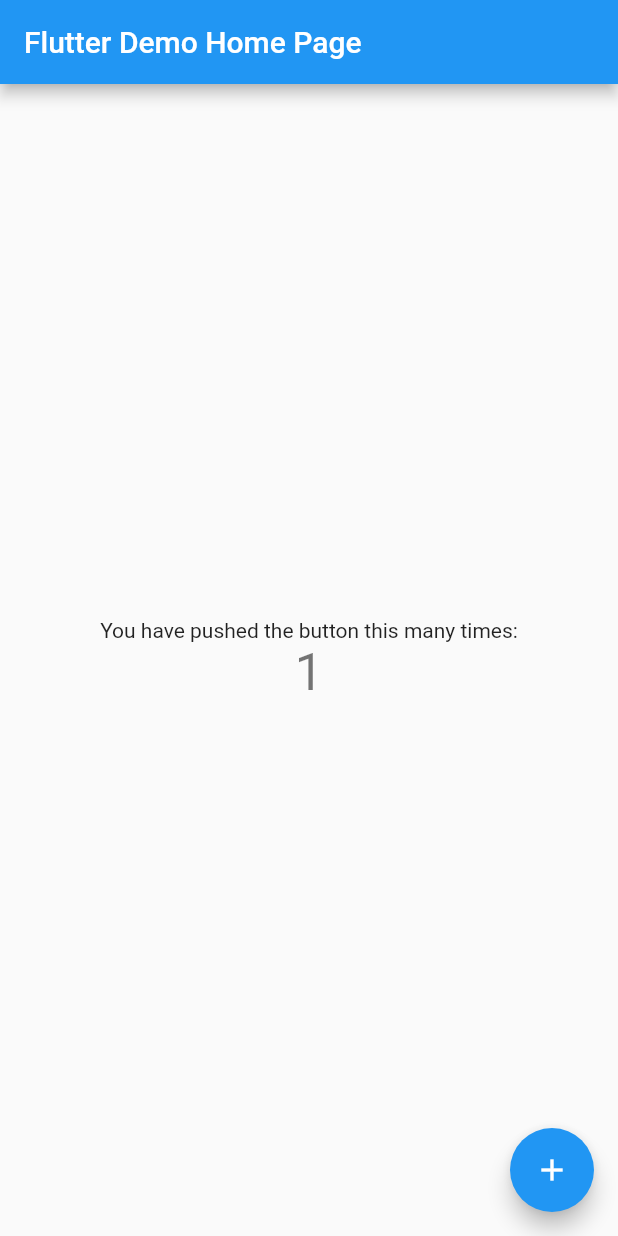
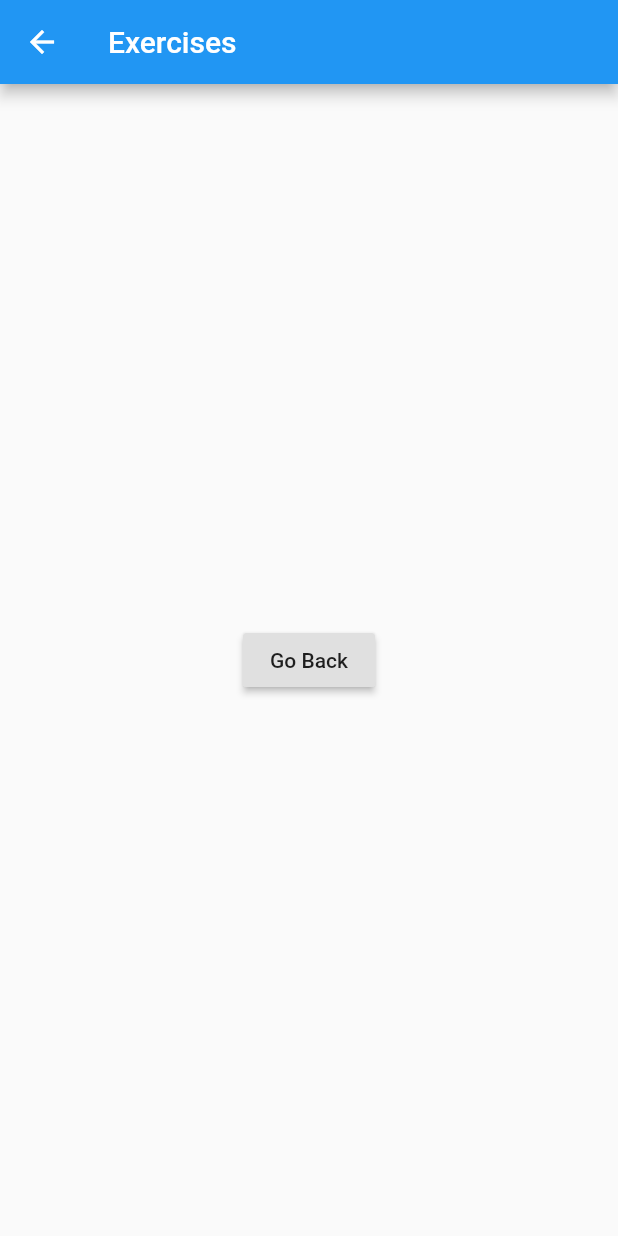
Before and after one commit to toby2g/doYouEvenLift, a Flutter app: the screen it shows after launch, after a tap on the "add" icon, on a phone screen of 412 x 824 dp. Run offline on Flutter 3.47's test engine with Material 2 defaults, Android fonts, the phone set to English and light mode, and no system bars.

Commit message:
Big Changes

```diff
--- a/lib/main.dart
+++ b/lib/main.dart
@@ -1,111 +1,52 @@
 import 'package:flutter/material.dart';
 
-void main() => runApp(MyApp());
+void main() {
+  runApp(MaterialApp(
+    title: 'Do you even lift?',
+    initialRoute: '/',
+    routes: {
+      '/': (context) => HomePage(),
+      '/entry': (context) => EntryPage(),
+    },
+  ));
+}
 
-class MyApp extends StatelessWidget {
-  // This widget is the root of your application.
+class HomePage extends StatelessWidget {
   @override
   Widget build(BuildContext context) {
-    return MaterialApp(
-      title: 'Flutter Demo',
-      theme: ThemeData(
-        // This is the theme of your application.
-        //
-        // Try running your application with "flutter run". You'll see the
-        // application has a blue toolbar. Then, without quitting the app, try
-        // changing the primarySwatch below to Colors.green and then invoke
-        // "hot reload" (press "r" in the console where you ran "flutter run",
-        // or simply save your changes to "hot reload" in a Flutter IDE).
-        // Notice that the counter didn't reset back to zero; the application
-        // is not restarted.
-        primarySwatch: Colors.blue,
+    return Scaffold(
+      appBar: AppBar(
+        title: Text('Do you even Lift?'),
       ),
-      home: MyHomePage(title: 'Flutter Demo Home Page'),
+      body: Center(
+        child: Text('Yeet skeet'),
+      ),
+      floatingActionButton: FloatingActionButton(
+        onPressed: () {
+          Navigator.pushNamed(context, '/entry');
+        },
+        tooltip: 'Add Exercise',
+        child: Icon(Icons.add),
+      ),
     );
   }
 }
 
-class MyHomePage extends StatefulWidget {
-  MyHomePage({Key key, this.title}) : super(key: key);
-
-  // This widget is the home page of your application. It is stateful, meaning
-  // that it has a State object (defined below) that contains fields that affect
-  // how it looks.
-
-  // This class is the configuration for the state. It holds the values (in this
-  // case the title) provided by the parent (in this case the App widget) and
-  // used by the build method of the State. Fields in a Widget subclass are
-  // always marked "final".
-
-  final String title;
-
-  @override
-  _MyHomePageState createState() => _MyHomePageState();
-}
-
-class _MyHomePageState extends State<MyHomePage> {
-  int _counter = 0;
-
-  void _incrementCounter() {
-    setState(() {
-      // This call to setState tells the Flutter framework that something has
-      // changed in this State, which causes it to rerun the build method below
-      // so that the display can reflect the updated values. If we changed
-      // _counter without calling setState(), then the build method would not be
-      // called again, and so nothing would appear to happen.
-      _counter++;
-    });
-  }
-
+class EntryPage extends StatelessWidget {
   @override
   Widget build(BuildContext context) {
-    // This method is rerun every time setState is called, for instance as done
-    // by the _incrementCounter method above.
-    //
-    // The Flutter framework has been optimized to make rerunning build methods
-    // fast, so that you can just rebuild anything that needs updating rather
-    // than having to individually change instances of widgets.
     return Scaffold(
       appBar: AppBar(
-        // Here we take the value from the MyHomePage object that was created by
-        // the App.build method, and use it to set our appbar title.
-        title: Text(widget.title),
+        title: Text("Exercises"),
       ),
       body: Center(
-        // Center is a layout widget. It takes a single child and positions it
-        // in the middle of the parent.
-        child: Column(
-          // Column is also layout widget. It takes a list of children and
-          // arranges them vertically. By default, it sizes itself to fit its
-          // children horizontally, and tries to be as tall as its parent.
-          //
-          // Invoke "debug painting" (press "p" in the console, choose the
-          // "Toggle Debug Paint" action from the Flutter Inspector in Android
-          // Studio, or the "Toggle Debug Paint" command in Visual Studio Code)
-          // to see the wireframe for each widget.
-          //
-          // Column has various properties to control how it sizes itself and
-          // how it positions its children. Here we use mainAxisAlignment to
-          // center the children vertically; the main axis here is the vertical
-          // axis because Columns are vertical (the cross axis would be
-          // horizontal).
-          mainAxisAlignment: MainAxisAlignment.center,
-          children: <Widget>[
-            Text(
-              'You have pushed the button this many times:',
-            ),
-            Text(
-              '$_counter',
-              style: Theme.of(context).textTheme.display1,
-            ),
-          ],
+        child: RaisedButton(
+          onPressed: () {
+            Navigator.pop(context);
+          },
+          child: Text('Go Back'),
         ),
       ),
-      floatingActionButton: FloatingActionButton(
-        onPressed: _incrementCounter,
-        tooltip: 'Increment',
-        child: Icon(Icons.add),
-      ), // This trailing comma makes auto-formatting nicer for build methods.
     );
   }
 }
```
